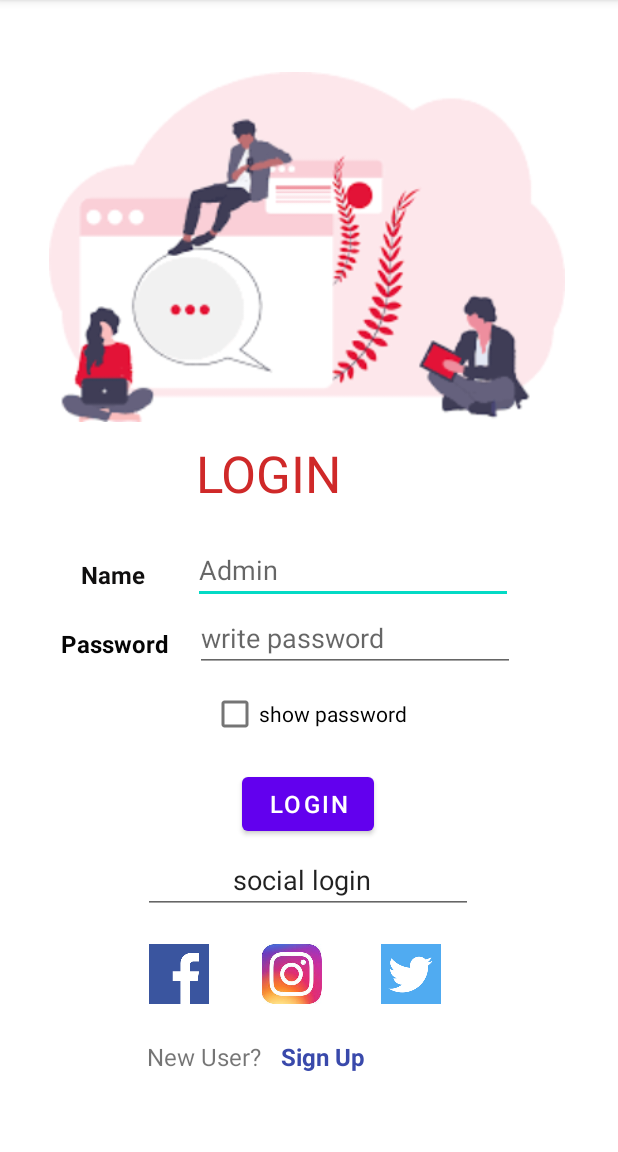
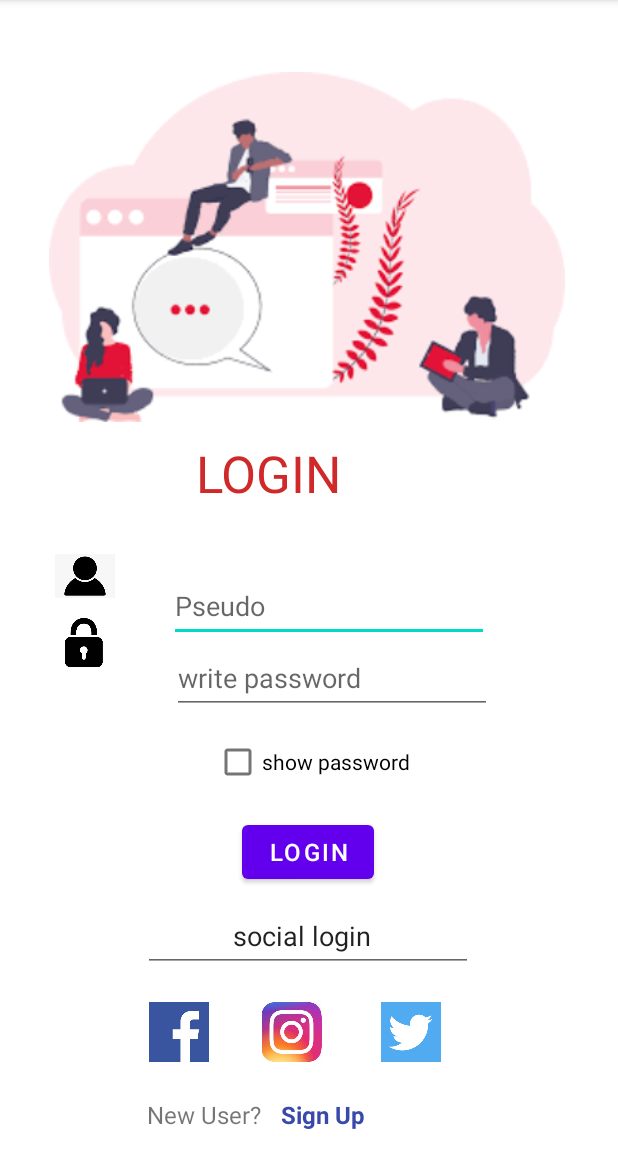
Before and after one commit to chichiiny/My_Application, an Android app: the screen it shows after launch (MainActivity), on a phone screen of 412 x 824 dp, the part 84-1236 px from its top. Run offline under Robolectric (Android 15) with nearby library versions, the phone set to English and light mode, and no system bars.

Commit message:
interface2

```diff
--- a/app/src/main/AndroidManifest.xml
+++ b/app/src/main/AndroidManifest.xml
@@ -10,6 +10,9 @@
         android:supportsRtl="true"
         android:theme="@style/Theme.MyApplication">
         <activity
+            android:name=".Activity2"
+            android:exported="false" />
+        <activity
             android:name=".MainActivity"
             android:exported="true">
             <intent-filter>
--- a/app/src/main/java/com/example/myapplication/MainActivity.java
+++ b/app/src/main/java/com/example/myapplication/MainActivity.java
@@ -2,8 +2,11 @@ package com.example.myapplication;
 
 import androidx.appcompat.app.AppCompatActivity;
 
+import android.content.Intent;
 import android.os.Bundle;
 import android.text.InputType;
+import android.view.View;
+import android.widget.Button;
 import android.widget.CheckBox;
 import android.widget.CompoundButton;
 import android.widget.EditText;
@@ -12,6 +15,7 @@ public class MainActivity extends AppCompatActivity {
 
     EditText edPassword;
     CheckBox chk;
+    private Button button;
 
     @Override
     protected void onCreate(Bundle savedInstanceState) {
@@ -31,5 +35,16 @@ public class MainActivity extends AppCompatActivity {
                     edPassword.setInputType(InputType.TYPE_CLASS_TEXT | InputType.TYPE_TEXT_VARIATION_PASSWORD);
             }}
         });
+        button = (Button) findViewById(R.id.button);
+        button.setOnClickListener(new View.OnClickListener() {
+            @Override
+            public void onClick(View view) {
+                openActivity2();
+            }
+        });
+    }
+    public void openActivity2(){
+        Intent intent=new Intent(this,Activity2.class);
+        startActivity(intent);
     }
 }
--- a/app/src/main/res/layout/activity_main.xml
+++ b/app/src/main/res/layout/activity_main.xml
@@ -31,42 +31,14 @@
         app:layout_constraintHorizontal_bias="0.498"
         app:layout_constraintStart_toStartOf="parent"
         app:layout_constraintTop_toTopOf="parent"
-        app:layout_constraintVertical_bias="0.406" />
+        app:layout_constraintVertical_bias="0.406" /><![CDATA[
 
-    <TextView
-        android:id="@+id/textView2"
-        android:layout_width="wrap_content"
-        android:layout_height="wrap_content"
-        android:text="Name"
-        android:textColor="#100F0F"
-        android:textSize="16sp"
-        android:textStyle="bold"
-        app:layout_constraintBottom_toBottomOf="parent"
-        app:layout_constraintEnd_toStartOf="@+id/editTextTextPersonName2"
-        app:layout_constraintHorizontal_bias="0.627"
-        app:layout_constraintStart_toStartOf="parent"
-        app:layout_constraintTop_toTopOf="parent"
-        app:layout_constraintVertical_bias="0.499" />
 
-    <EditText
-        android:id="@+id/editTextTextPersonName2"
-        android:layout_width="wrap_content"
-        android:layout_height="wrap_content"
-        android:ems="10"
-        android:hint="Admin"
-        android:inputType="textPersonName"
-        app:layout_constraintBottom_toTopOf="@+id/edPassword"
-        app:layout_constraintEnd_toEndOf="parent"
-        app:layout_constraintHorizontal_bias="0.646"
-        app:layout_constraintStart_toStartOf="parent"
-        app:layout_constraintTop_toTopOf="parent"
-        app:layout_constraintVertical_bias="1.0" />
 
-    <TextView
+    TextView
         android:id="@+id/textView3"
         android:layout_width="wrap_content"
         android:layout_height="wrap_content"
-        android:layout_marginTop="24dp"
         android:text="Password"
         android:textColor="#050505"
         android:textSize="16sp"
@@ -74,28 +46,50 @@
         app:layout_constraintEnd_toEndOf="parent"
         app:layout_constraintHorizontal_bias="0.12"
         app:layout_constraintStart_toStartOf="parent"
-        app:layout_constraintTop_toBottomOf="@+id/textView2" />
+        tools:layout_editor_absoluteY="400dp" />
+
+
+
+
+
+    ]]>
+
+    <EditText
+        android:id="@+id/editTextTextPersonName2"
+        android:layout_width="wrap_content"
+        android:layout_height="wrap_content"
+        android:ems="10"
+        android:hint="Pseudo"
+        android:inputType="textPersonName"
+        android:minHeight="48dp"
+        app:layout_constraintBottom_toTopOf="@+id/edPassword"
+        app:layout_constraintEnd_toEndOf="parent"
+        app:layout_constraintHorizontal_bias="0.567"
+        app:layout_constraintStart_toStartOf="parent"
+        app:layout_constraintTop_toTopOf="parent"
+        app:layout_constraintVertical_bias="1.0" />
 
     <EditText
         android:id="@+id/edPassword"
         android:layout_width="wrap_content"
         android:layout_height="wrap_content"
-        android:layout_marginBottom="320dp"
+        android:layout_marginEnd="84dp"
+        android:layout_marginBottom="292dp"
         android:ems="10"
         android:hint="write password"
-        android:inputType="textPersonName"
+        android:inputType="textPersonName|textPassword"
+        android:minHeight="48dp"
         app:layout_constraintBottom_toBottomOf="parent"
-        app:layout_constraintEnd_toEndOf="parent"
-        app:layout_constraintHorizontal_bias="0.202"
-        app:layout_constraintStart_toEndOf="@+id/textView3" />
+        app:layout_constraintEnd_toEndOf="parent" />
 
     <CheckBox
         android:id="@+id/chk"
         android:layout_width="wrap_content"
         android:layout_height="wrap_content"
-        android:layout_marginTop="4dp"
+        android:layout_marginTop="8dp"
         android:text="show password"
         app:layout_constraintEnd_toEndOf="parent"
+        app:layout_constraintHorizontal_bias="0.507"
         app:layout_constraintStart_toStartOf="parent"
         app:layout_constraintTop_toBottomOf="@+id/edPassword" />
 
@@ -115,7 +109,7 @@
     <EditText
         android:id="@+id/editTextTextPersonName4"
         android:layout_width="220dp"
-        android:layout_height="41dp"
+        android:layout_height="48dp"
         android:layout_marginTop="8dp"
         android:ems="10"
         android:inputType="textPersonName"
@@ -185,4 +179,26 @@
         app:layout_constraintStart_toStartOf="parent"
         app:layout_constraintTop_toBottomOf="@+id/imageView4" />
 
+    <ImageView
+        android:id="@+id/imageView5"
+        android:layout_width="40dp"
+        android:layout_height="36dp"
+        app:layout_constraintBottom_toBottomOf="parent"
+        app:layout_constraintEnd_toStartOf="@+id/editTextTextPersonName2"
+        app:layout_constraintStart_toStartOf="parent"
+        app:layout_constraintTop_toTopOf="parent"
+        app:srcCompat="@drawable/yyoo" />
+
+    <ImageView
+        android:id="@+id/imageView6"
+        android:layout_width="47dp"
+        android:layout_height="33dp"
+        app:layout_constraintBottom_toBottomOf="parent"
+        app:layout_constraintEnd_toStartOf="@+id/edPassword"
+        app:layout_constraintHorizontal_bias="0.422"
+        app:layout_constraintStart_toStartOf="parent"
+        app:layout_constraintTop_toBottomOf="@+id/imageView5"
+        app:layout_constraintVertical_bias="0.031"
+        app:srcCompat="@drawable/lock" />
+
 </androidx.constraintlayout.widget.ConstraintLayout>
```
Also changed, not shown: app/src/main/java/com/example/myapplication/Activity2.java (added, +14 -0 lines), app/src/main/res/layout/activity_2.xml (added, +25 -0 lines), app/src/main/res/drawable/arc.jpg (added), app/src/main/res/drawable/cupcake.jpg (added), app/src/main/res/drawable/fe.jpg (added), app/src/main/res/drawable/fty.jpg (added), app/src/main/res/drawable/fty.png (added), app/src/main/res/drawable/lock.png (added), app/src/main/res/drawable/rty.jpg (added), app/src/main/res/drawable/vani.jpg (added), app/src/main/res/drawable/yyoo.png (added).
